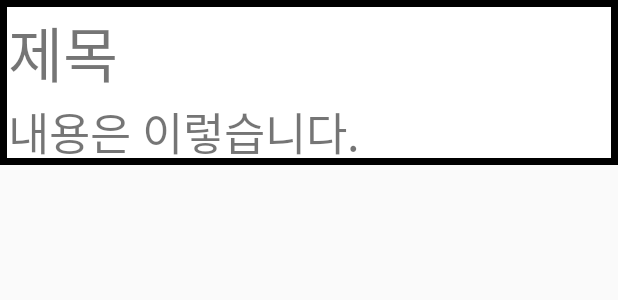
After one commit to donghee0901/Memo, an Android app: the layout memobar.xml on its own in the app's theme, with its tools: preview values and no code run, on a phone screen of 412 x 824 dp. The commit adds this screen. Shown: the top 300 px of the screen. Run offline under Robolectric (Android 15) with nearby library versions, the phone set to English and light mode, and no system bars.

Commit message:
Add memobar design

```diff
--- /dev/null
+++ b/app/src/main/res/drawable/border.xml
@@ -0,0 +1,13 @@
+<?xml version="1.0" encoding="utf-8"?>
+<layer-list xmlns:android="http://schemas.android.com/apk/res/android">
+    <item>
+        <shape android:shape="rectangle">
+            <solid android:color="#000000" />
+        </shape>
+    </item>
+    <item android:left="5dp" android:right="5dp"  android:top="5dp" android:bottom="5dp">
+        <shape android:shape="rectangle">
+            <solid android:color="#FFFFFF" />
+        </shape>
+    </item>
+</layer-list>
--- /dev/null
+++ b/app/src/main/res/layout/memobar.xml
@@ -0,0 +1,8 @@
+<?xml version="1.0" encoding="utf-8"?>
+<LinearLayout xmlns:android="http://schemas.android.com/apk/res/android"
+    android:orientation="vertical" android:layout_width="match_parent"
+    android:layout_height="110dp" android:background="@drawable/border"
+    android:padding="5dp">
+    <TextView android:id="@+id/title" android:layout_width="match_parent" android:layout_height="60dp" android:text="제목" android:textSize="40sp"/>
+    <TextView android:id="@+id/content" android:layout_width="match_parent" android:layout_height="40dp" android:text="내용은 이렇습니다." android:textSize="30sp"/>
+</LinearLayout>
--- a/build.gradle
+++ b/build.gradle
@@ -8,6 +8,7 @@ buildscript {
     }
     dependencies {
         classpath 'com.android.tools.build:gradle:3.5.0'
+        implementation 'com.android.support:recyclerview-v7:28.0.0'
 
         // NOTE: Do not place your application dependencies here; they belong
         // in the individual module build.gradle files
```
Also changed, not shown: app/src/main/res/layout/activity_main.xml (+25 -2 lines).
